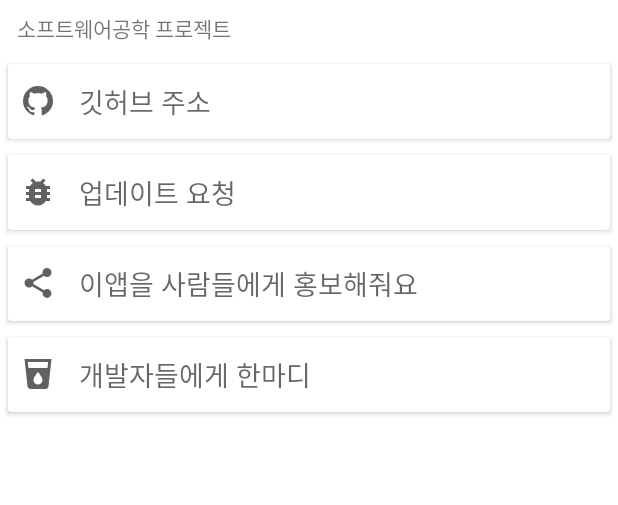
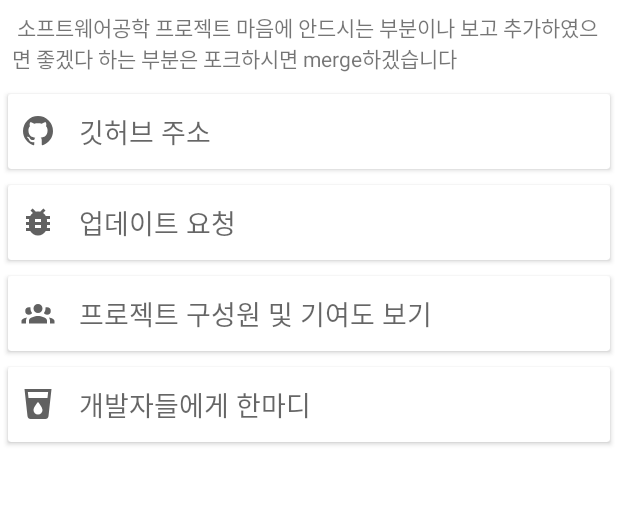
Before and after one commit to SophieYoonseo/yogiyocbnu, an Android app: the fragment AboutUsFragment placed in its activity, on a phone screen of 412 x 824 dp, the part 219-724 px from its top. Run offline under Robolectric (Android 15) with nearby library versions, the phone set to English and light mode, and no system bars; our stand-ins replace ButterKnife, CircleImageView, Picasso; libraries missing offline, so code that uses them is left out: com.github.juanlabrador.badgecounter, io.github.tonnyl.whatsnew; pictures from the network do not load; Roboto replaces fonts that are not available here; 4 statements that could not run were skipped.

Commit message:
팀 내 구성원의 기여도 추가
ㅇㅇ

```diff
--- a/Android/app/src/main/res/layout/fragment_about_us.xml
+++ b/Android/app/src/main/res/layout/fragment_about_us.xml
@@ -30,7 +30,7 @@
             android:layout_width="match_parent"
             android:layout_height="wrap_content"
             android:padding="8dp"
-            android:text=" 소프트웨어공학 프로젝트 " />
+            android:text=" 소프트웨어공학 프로젝트 마음에 안드시는 부분이나 보고 추가하였으면 좋겠다 하는 부분은 포크하시면 merge하겠습니다" />
 
         <android.support.v7.widget.CardView
             android:id="@+id/cv_fork"
@@ -50,6 +50,9 @@
                 android:text="깃허브 주소" />
 
         </android.support.v7.widget.CardView>
+
+
+
 
         <android.support.v7.widget.CardView
             android:id="@+id/cv_report_bug"
@@ -71,6 +74,8 @@
 
         </android.support.v7.widget.CardView>
 
+
+
         <android.support.v7.widget.CardView
             android:id="@+id/cv_share"
             android:layout_width="match_parent"
@@ -82,11 +87,11 @@
                 android:layout_width="wrap_content"
                 android:layout_height="wrap_content"
                 android:layout_gravity="center_vertical"
-                android:drawableStart="@drawable/ic_share_black_24dp"
+                android:drawableStart="@drawable/ic_contributors"
                 android:drawablePadding="15dp"
                 android:drawableTint="@color/grey"
                 android:padding="8dp"
-                android:text="이앱을 사람들에게 홍보해줘요" />
+                android:text="프로젝트 구성원 및 기여도 보기 " />
 
 
         </android.support.v7.widget.CardView>
```
Also changed, not shown: Android/app/src/main/java/io/github/project_software_with_opensource/utilities/AboutUsFragment.java (+4 -5 lines).
